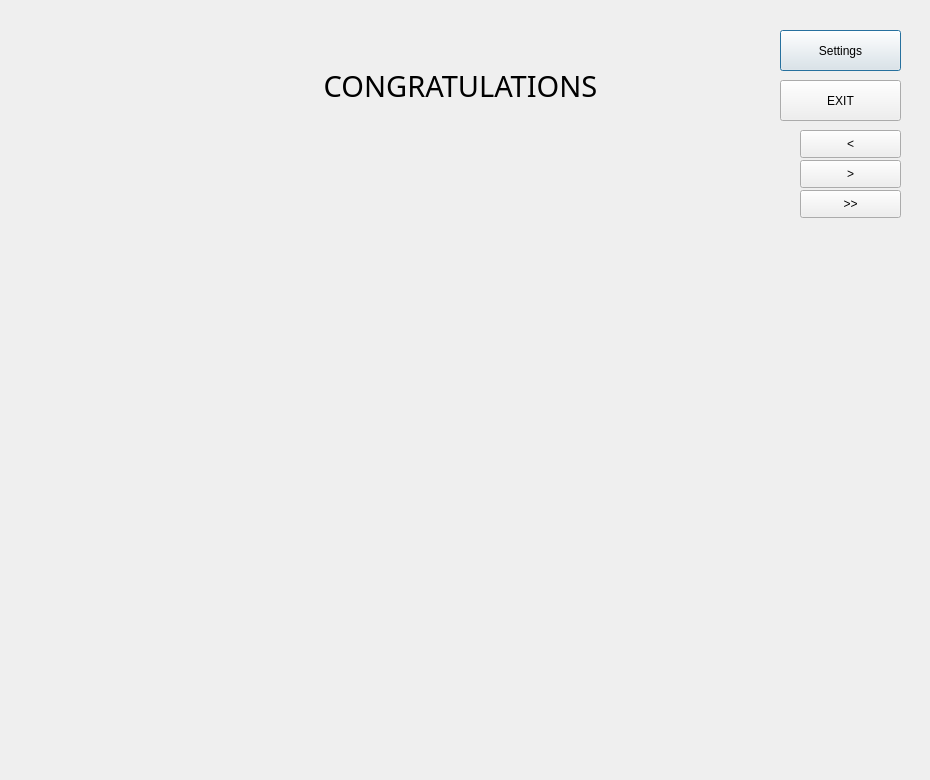
Above: Lab_2/Refactored/puzzle.ui from knu-5-tochanenko/SoftwareReengineering before the change. Below: the same form after it.
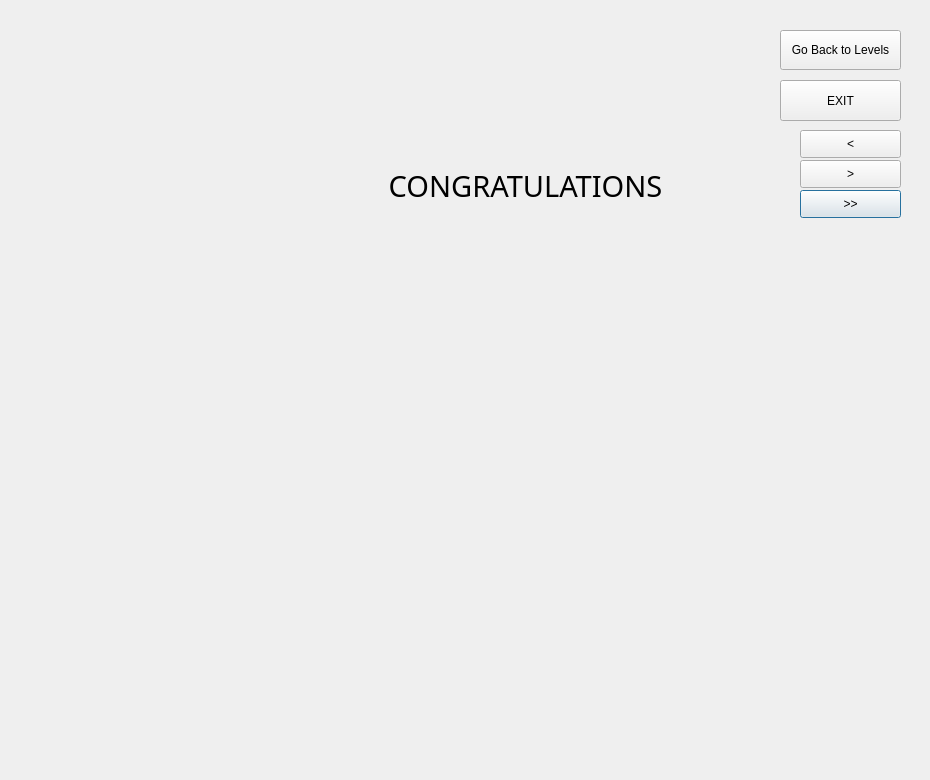
That is the form after the change.

Commit message: Move Settings functionality to Puzzle

Diff of the .ui file:
```diff
--- a/Lab_2/Refactored/puzzle.ui
+++ b/Lab_2/Refactored/puzzle.ui
@@ -55,19 +55,6 @@
     </property>
    </layout>
   </widget>
-  <widget class="QPushButton" name="pushButton_settings">
-   <property name="geometry">
-    <rect>
-     <x>780</x>
-     <y>30</y>
-     <width>121</width>
-     <height>41</height>
-    </rect>
-   </property>
-   <property name="text">
-    <string>Settings</string>
-   </property>
-  </widget>
   <widget class="QPushButton" name="pushButton_toEnd">
    <property name="geometry">
     <rect>
@@ -97,10 +84,10 @@
   <widget class="QLabel" name="label_congratulations">
    <property name="geometry">
     <rect>
-     <x>280</x>
-     <y>30</y>
-     <width>361</width>
-     <height>111</height>
+     <x>250</x>
+     <y>150</y>
+     <width>551</width>
+     <height>71</height>
     </rect>
    </property>
    <property name="font">
@@ -142,6 +129,57 @@
     <string>&gt;</string>
    </property>
   </widget>
+  <widget class="QWidget" name="verticalLayoutWidget">
+   <property name="geometry">
+    <rect>
+     <x>560</x>
+     <y>30</y>
+     <width>211</width>
+     <height>91</height>
+    </rect>
+   </property>
+   <layout class="QVBoxLayout" name="verticalLayout">
+    <item>
+     <layout class="QHBoxLayout" name="horizontalLayout_score">
+      <item>
+       <layout class="QGridLayout" name="gridLayout_star"/>
+      </item>
+      <item>
+       <widget class="QLabel" name="label_score">
+        <property name="font">
+         <font>
+          <pointsize>16</pointsize>
+          <bold>true</bold>
+         </font>
+        </property>
+        <property name="text">
+         <string/>
+        </property>
+       </widget>
+      </item>
+     </layout>
+    </item>
+   </layout>
+  </widget>
+  <widget class="QPushButton" name="pushButton_goBack">
+   <property name="geometry">
+    <rect>
+     <x>780</x>
+     <y>30</y>
+     <width>121</width>
+     <height>40</height>
+    </rect>
+   </property>
+   <property name="minimumSize">
+    <size>
+     <width>0</width>
+     <height>40</height>
+    </size>
+   </property>
+   <property name="text">
+    <string>Go Back to Levels</string>
+   </property>
+  </widget>
  </widget>
  <resources/>
  <connections/>
```
The commit also changes 8 other files.
